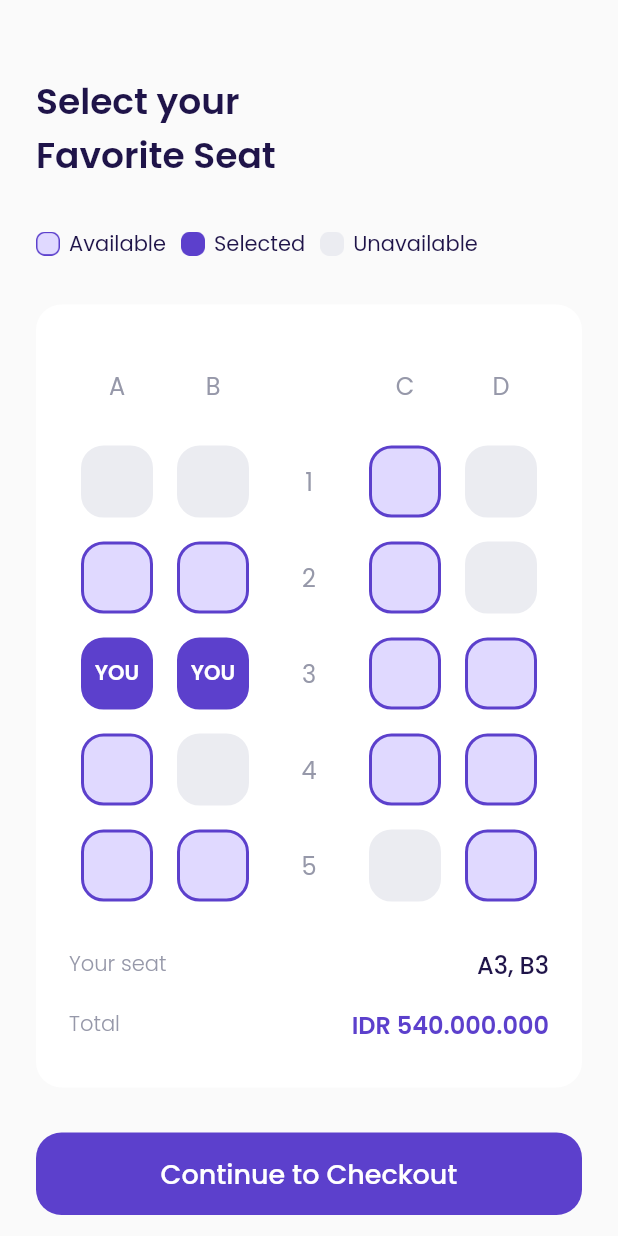
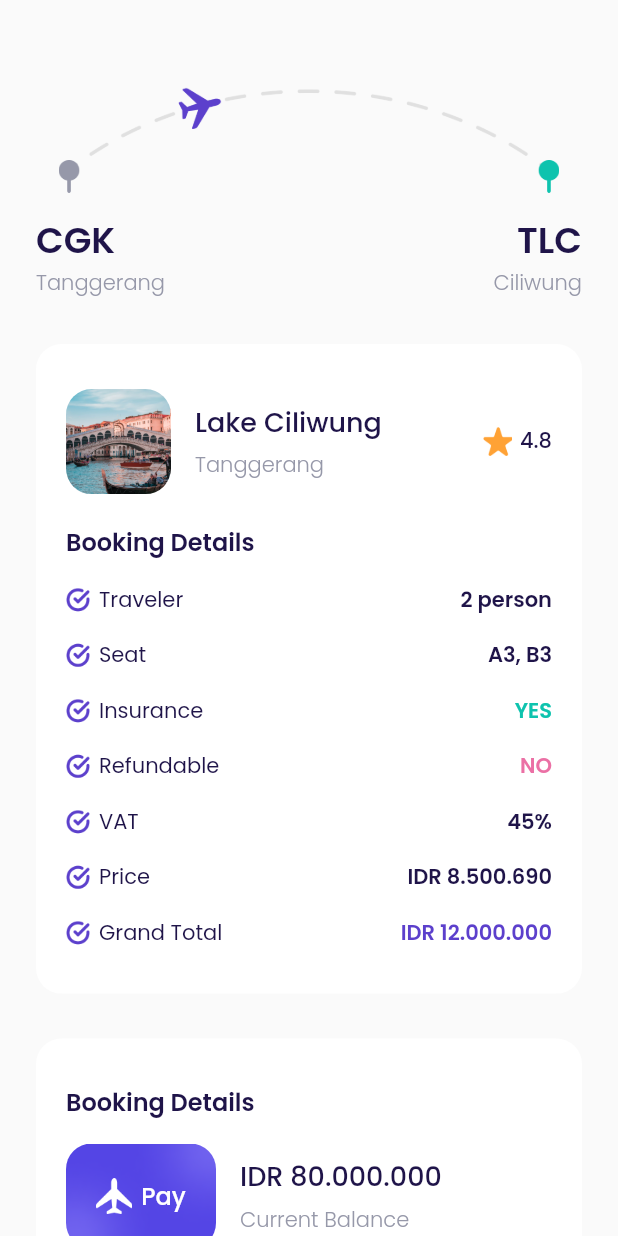
Before and after one commit to msyamsularif/airplane, a Flutter app: the ChooseSeatPage screen opened by its route, after a tap on "Continue to Checkout", on a phone screen of 412 x 824 dp. Run offline on Flutter 3.47's test engine with Material 2 defaults, Android fonts, the phone set to English and light mode, and no system bars; our stand-ins replace google_fonts.

Commit message:
Add checkout page and widget booking details item

```diff
--- a/lib/main.dart
+++ b/lib/main.dart
@@ -1,6 +1,7 @@
 import 'package:flutter/material.dart';
 
 import 'ui/pages/bonus_page.dart';
+import 'ui/pages/checkout_page.dart';
 import 'ui/pages/choose_seat_page.dart';
 import 'ui/pages/detail_page.dart';
 import 'ui/pages/get_started_page.dart';
@@ -32,6 +33,7 @@
         '/main': (context) => const MainPage(),
         '/detail-destination': (context) => const DetailPage(),
         '/choose-seat': (context) => const ChooseSeatPage(),
+        '/checkout': (context) => const CheckoutPage(),
       },
     );
   }
--- /dev/null
+++ b/lib/ui/pages/checkout_page.dart
@@ -0,0 +1,326 @@
+import 'package:airplane/ui/widgets/custom_button.dart';
+import 'package:flutter/material.dart';
+
+import '../../shared/theme.dart';
+import '../widgets/booking_details_item.dart';
+
+class CheckoutPage extends StatelessWidget {
+  const CheckoutPage({Key? key}) : super(key: key);
+
+  @override
+  Widget build(BuildContext context) {
+    Widget route() {
+      return Container(
+        margin: const EdgeInsets.only(top: 50),
+        child: Column(
+          children: [
+            Container(
+              width: MediaQuery.of(context).size.width * 0.81,
+              height: MediaQuery.of(context).size.height * 0.1,
+              margin: const EdgeInsets.only(bottom: 10),
+              decoration: const BoxDecoration(
+                image: DecorationImage(
+                  fit: BoxFit.fitWidth,
+                  image: AssetImage('assets/image_checkout.png'),
+                ),
+              ),
+            ),
+            Row(
+              mainAxisAlignment: MainAxisAlignment.spaceBetween,
+              children: [
+                Column(
+                  crossAxisAlignment: CrossAxisAlignment.start,
+                  children: [
+                    Text(
+                      'CGK',
+                      style: blackTextStyle.copyWith(
+                        fontSize: 24,
+                        fontWeight: semiBold,
+                      ),
+                    ),
+                    Text(
+                      'Tanggerang',
+                      style: greyTextStyle.copyWith(
+                        fontWeight: light,
+                      ),
+                    ),
+                  ],
+                ),
+                Column(
+                  crossAxisAlignment: CrossAxisAlignment.end,
+                  children: [
+                    Text(
+                      'TLC',
+                      style: blackTextStyle.copyWith(
+                        fontSize: 24,
+                        fontWeight: semiBold,
+                      ),
+                    ),
+                    Text(
+                      'Ciliwung',
+                      style: greyTextStyle.copyWith(
+                        fontWeight: light,
+                      ),
+                    ),
+                  ],
+                ),
+              ],
+            )
+          ],
+        ),
+      );
+    }
+
+    Widget bookingDetails() {
+      return Container(
+        margin: const EdgeInsets.only(top: 30),
+        padding: const EdgeInsets.symmetric(
+          horizontal: 20,
+          vertical: 30,
+        ),
+        decoration: BoxDecoration(
+          color: kWhiteColor,
+          borderRadius: BorderRadius.circular(defaultRadius),
+        ),
+        child: Column(
+          crossAxisAlignment: CrossAxisAlignment.start,
+          children: [
+            //NOTE : DESTINATION TILE
+            Row(
+              children: [
+                Container(
+                  width: 70,
+                  height: 70,
+                  margin: const EdgeInsets.only(right: 16),
+                  decoration: BoxDecoration(
+                    image: const DecorationImage(
+                      fit: BoxFit.cover,
+                      image: AssetImage('assets/image_destination1.png'),
+                    ),
+                    borderRadius: BorderRadius.circular(defaultRadius),
+                  ),
+                ),
+                Expanded(
+                  child: Column(
+                    crossAxisAlignment: CrossAxisAlignment.start,
+                    children: [
+                      Text(
+                        'Lake Ciliwung',
+                        style: blackTextStyle.copyWith(
+                          fontSize: 18,
+                          fontWeight: medium,
+                        ),
+                      ),
+                      const SizedBox(height: 5),
+                      Text(
+                        'Tanggerang',
+                        style: greyTextStyle.copyWith(
+                          fontWeight: light,
+                        ),
+                      )
+                    ],
+                  ),
+                ),
+                Row(
+                  mainAxisAlignment: MainAxisAlignment.center,
+                  children: [
+                    Container(
+                      width: 20,
+                      height: 20,
+                      margin: const EdgeInsets.only(right: 5),
+                      decoration: const BoxDecoration(
+                        image: DecorationImage(
+                          image: AssetImage('assets/icon_star.png'),
+                        ),
+                      ),
+                    ),
+                    Text(
+                      '4.8',
+                      style: blackTextStyle.copyWith(
+                        fontWeight: medium,
+                      ),
+                    )
+                  ],
+                ),
+              ],
+            ),
+
+            // NOTE : BOOKING DETAILS
+            Container(
+              margin: const EdgeInsets.only(top: 20),
+              child: Text(
+                'Booking Details',
+                style: blackTextStyle.copyWith(
+                  fontSize: 16,
+                  fontWeight: semiBold,
+                ),
+              ),
+            ),
+
+            // NOTE : BOOKING DETAILS ITEM
+            BookingDetailsItem(
+              title: 'Traveler',
+              valuetext: '2 person',
+              valueColor: kBlackColor,
+            ),
+            BookingDetailsItem(
+              title: 'Seat',
+              valuetext: 'A3, B3',
+              valueColor: kBlackColor,
+            ),
+            BookingDetailsItem(
+              title: 'Insurance',
+              valuetext: 'YES',
+              valueColor: kGreenColor,
+            ),
+            BookingDetailsItem(
+              title: 'Refundable',
+              valuetext: 'NO',
+              valueColor: kRedColor,
+            ),
+            BookingDetailsItem(
+              title: 'VAT',
+              valuetext: '45%',
+              valueColor: kBlackColor,
+            ),
+            BookingDetailsItem(
+              title: 'Price',
+              valuetext: 'IDR 8.500.690',
+              valueColor: kBlackColor,
+            ),
+            BookingDetailsItem(
+              title: 'Grand Total',
+              valuetext: 'IDR 12.000.000',
+              valueColor: kPrimaryColor,
+            ),
+          ],
+        ),
+      );
+    }
+
+    Widget paymentDetails() {
+      return Container(
+        margin: const EdgeInsets.only(top: 30),
+        padding: const EdgeInsets.symmetric(horizontal: 20, vertical: 30),
+        decoration: BoxDecoration(
+          color: kWhiteColor,
+          borderRadius: BorderRadius.circular(defaultRadius),
+        ),
+        child: Column(
+          crossAxisAlignment: CrossAxisAlignment.start,
+          children: [
+            Text(
+              'Booking Details',
+              style: blackTextStyle.copyWith(
+                fontSize: 16,
+                fontWeight: semiBold,
+              ),
+            ),
+            Container(
+              margin: const EdgeInsets.only(top: 16),
+              child: Row(
+                children: [
+                  Container(
+                    width: 100,
+                    height: 70,
+                    margin: const EdgeInsets.only(right: 16),
+                    decoration: BoxDecoration(
+                      borderRadius: BorderRadius.circular(defaultRadius),
+                      image: const DecorationImage(
+                        fit: BoxFit.cover,
+                        image: AssetImage('assets/image_card.png'),
+                      ),
+                    ),
+                    child: Center(
+                      child: Row(
+                        mainAxisAlignment: MainAxisAlignment.center,
+                        children: [
+                          Container(
+                            width: 24,
+                            height: 24,
+                            margin: const EdgeInsets.only(right: 6),
+                            decoration: const BoxDecoration(
+                              image: DecorationImage(
+                                image: AssetImage('assets/icon_plane.png'),
+                              ),
+                            ),
+                          ),
+                          Text(
+                            'Pay',
+                            style: whiteTextStyle.copyWith(
+                              fontSize: 16,
+                              fontWeight: medium,
+                            ),
+                          )
+                        ],
+                      ),
+                    ),
+                  ),
+                  Expanded(
+                    child: Column(
+                      crossAxisAlignment: CrossAxisAlignment.start,
+                      children: [
+                        Text(
+                          'IDR 80.000.000',
+                          style: blackTextStyle.copyWith(
+                            fontSize: 18,
+                            fontWeight: medium,
+                          ),
+                          overflow: TextOverflow.ellipsis,
+                        ),
+                        const SizedBox(height: 5),
+                        Text(
+                          'Current Balance',
+                          style: greyTextStyle.copyWith(
+                            fontWeight: light,
+                          ),
+                        )
+                      ],
+                    ),
+                  )
+                ],
+              ),
+            )
+          ],
+        ),
+      );
+    }
+
+    Widget payNowButton() {
+      return CustomBottom(
+        title: 'Pay Now',
+        margin: const EdgeInsets.only(top: 30),
+        onPressed: () {},
+      );
+    }
+
+    Widget tacButton() {
+      return Container(
+        alignment: Alignment.center,
+        margin: const EdgeInsets.only(top: 30, bottom: 30),
+        child: Text(
+          'Terms and Conditions',
+          style: greyTextStyle.copyWith(
+            fontSize: 16,
+            fontWeight: light,
+            decoration: TextDecoration.underline,
+          ),
+        ),
+      );
+    }
+
+    return Scaffold(
+      backgroundColor: kBackgroundColor,
+      body: ListView(
+        padding: EdgeInsets.symmetric(horizontal: defaultMargin),
+        children: [
+          route(),
+          bookingDetails(),
+          paymentDetails(),
+          payNowButton(),
+          tacButton(),
+        ],
+      ),
+    );
+  }
+}
--- a/lib/ui/pages/choose_seat_page.dart
+++ b/lib/ui/pages/choose_seat_page.dart
@@ -1,8 +1,8 @@
-import 'package:airplane/ui/widgets/custom_button.dart';
-import 'package:airplane/ui/widgets/seat_item.dart';
 import 'package:flutter/material.dart';
 
 import '../../shared/theme.dart';
+import '../widgets/custom_button.dart';
+import '../widgets/seat_item.dart';
 
 class ChooseSeatPage extends StatelessWidget {
   const ChooseSeatPage({Key? key}) : super(key: key);
@@ -390,7 +390,7 @@
       return CustomBottom(
         title: 'Continue to Checkout',
         margin: const EdgeInsets.only(top: 30, bottom: 46),
-        onPressed: () {},
+        onPressed: () => Navigator.pushNamed(context, '/checkout'),
       );
     }
 
--- a/lib/ui/pages/get_started_page.dart
+++ b/lib/ui/pages/get_started_page.dart
@@ -17,7 +17,7 @@
             decoration: const BoxDecoration(
               image: DecorationImage(
                 image: AssetImage('assets/image_get_started.png'),
-                fit: BoxFit.fill,
+                fit: BoxFit.cover,
               ),
             ),
           ),
--- /dev/null
+++ b/lib/ui/widgets/booking_details_item.dart
@@ -0,0 +1,49 @@
+import 'package:flutter/material.dart';
+
+import '../../shared/theme.dart';
+
+class BookingDetailsItem extends StatelessWidget {
+  final String title;
+  final String valuetext;
+  final Color valueColor;
+
+  const BookingDetailsItem({
+    Key? key,
+    required this.title,
+    required this.valuetext,
+    required this.valueColor,
+  }) : super(key: key);
+
+  @override
+  Widget build(BuildContext context) {
+    return Container(
+      margin: const EdgeInsets.only(top: 16),
+      child: Row(
+        children: [
+          Container(
+            width: 16,
+            height: 16,
+            margin: const EdgeInsets.only(right: 6),
+            decoration: const BoxDecoration(
+              image: DecorationImage(
+                image: AssetImage('assets/icon_check.png'),
+              ),
+            ),
+          ),
+          Text(
+            title,
+            style: blackTextStyle,
+          ),
+          const Spacer(),
+          Text(
+            valuetext,
+            style: blackTextStyle.copyWith(
+              fontWeight: semiBold,
+              color: valueColor,
+            ),
+          ),
+        ],
+      ),
+    );
+  }
+}
```
